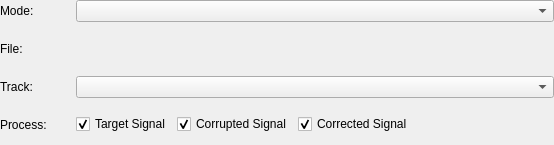
The window that code/interface/vicomposedwidgets/forms/viprojectloader.ui (visore/Visore) describes before a commit, drawn with Qt 5.
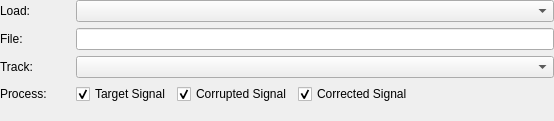
The same window after the commit. Custom widgets are drawn as their Qt base class.

Diff of the .ui file:
```diff
--- a/code/interface/vicomposedwidgets/forms/viprojectloader.ui
+++ b/code/interface/vicomposedwidgets/forms/viprojectloader.ui
@@ -7,7 +7,7 @@
     <x>0</x>
     <y>0</y>
     <width>554</width>
-    <height>145</height>
+    <height>121</height>
    </rect>
   </property>
   <property name="sizePolicy">
@@ -25,10 +25,7 @@
   <property name="windowTitle">
    <string>Form</string>
   </property>
-  <property name="styleSheet">
-   <string/>
-  </property>
-  <layout class="QGridLayout" name="gridLayout">
+  <layout class="QFormLayout" name="formLayout">
    <property name="leftMargin">
     <number>0</number>
    </property>
@@ -41,22 +38,10 @@
    <property name="bottomMargin">
     <number>0</number>
    </property>
-   <item row="2" column="0">
-    <widget class="QLabel" name="tracksLabel">
-     <property name="minimumSize">
-      <size>
-       <width>70</width>
-       <height>0</height>
-      </size>
-     </property>
-     <property name="maximumSize">
-      <size>
-       <width>70</width>
-       <height>16777215</height>
-      </size>
-     </property>
+   <item row="0" column="0">
+    <widget class="QLabel" name="modeLabel">
      <property name="text">
-      <string>Track:</string>
+      <string>Load:</string>
      </property>
     </widget>
    </item>
@@ -82,7 +67,67 @@
      </item>
     </widget>
    </item>
-   <item row="3" column="1" colspan="2">
+   <item row="1" column="0">
+    <widget class="QLabel" name="fileLabel">
+     <property name="minimumSize">
+      <size>
+       <width>70</width>
+       <height>0</height>
+      </size>
+     </property>
+     <property name="maximumSize">
+      <size>
+       <width>70</width>
+       <height>16777215</height>
+      </size>
+     </property>
+     <property name="text">
+      <string>File:</string>
+     </property>
+    </widget>
+   </item>
+   <item row="2" column="0">
+    <widget class="QLabel" name="tracksLabel">
+     <property name="minimumSize">
+      <size>
+       <width>70</width>
+       <height>0</height>
+      </size>
+     </property>
+     <property name="maximumSize">
+      <size>
+       <width>70</width>
+       <height>16777215</height>
+      </size>
+     </property>
+     <property name="text">
+      <string>Track:</string>
+     </property>
+    </widget>
+   </item>
+   <item row="2" column="1">
+    <widget class="QComboBox" name="tracksComboBox"/>
+   </item>
+   <item row="3" column="0">
+    <widget class="QLabel" name="processLabel">
+     <property name="minimumSize">
+      <size>
+       <width>70</width>
+       <height>0</height>
+      </size>
+     </property>
+     <property name="maximumSize">
+      <size>
+       <width>70</width>
+       <height>16777215</height>
+      </size>
+     </property>
+     <property name="text">
+      <string>Process:</string>
+     </property>
+    </widget>
+   </item>
+   <item row="3" column="1">
     <widget class="QWidget" name="processContainer" native="true">
      <layout class="QGridLayout" name="gridLayout_2">
       <property name="leftMargin">
@@ -143,63 +188,15 @@
      </layout>
     </widget>
    </item>
-   <item row="3" column="0">
-    <widget class="QLabel" name="processLabel">
-     <property name="minimumSize">
-      <size>
-       <width>70</width>
-       <height>0</height>
-      </size>
-     </property>
-     <property name="maximumSize">
-      <size>
-       <width>70</width>
-       <height>16777215</height>
-      </size>
-     </property>
-     <property name="text">
-      <string>Process:</string>
-     </property>
-    </widget>
-   </item>
-   <item row="1" column="0">
-    <widget class="QLabel" name="fileLabel">
-     <property name="minimumSize">
-      <size>
-       <width>70</width>
-       <height>0</height>
-      </size>
-     </property>
-     <property name="maximumSize">
-      <size>
-       <width>70</width>
-       <height>16777215</height>
-      </size>
-     </property>
-     <property name="text">
-      <string>File:</string>
-     </property>
-    </widget>
-   </item>
-   <item row="1" column="1" colspan="2">
-    <widget class="ViFileBrowser" name="fileBrowser" native="true"/>
-   </item>
-   <item row="0" column="0">
-    <widget class="QLabel" name="modeLabel">
-     <property name="text">
-      <string>Mode:</string>
-     </property>
-    </widget>
-   </item>
-   <item row="2" column="1" colspan="2">
-    <widget class="QComboBox" name="tracksComboBox"/>
+   <item row="1" column="1">
+    <widget class="ViFileBrowser" name="fileBrowser"/>
    </item>
   </layout>
  </widget>
  <customwidgets>
   <customwidget>
    <class>ViFileBrowser</class>
-   <extends>QWidget</extends>
+   <extends>QLineEdit</extends>
    <header>vifilebrowser.h</header>
    <container>1</container>
   </customwidget>
```
Left out of the diff: 3 changed lines with no effect on the pictures.
